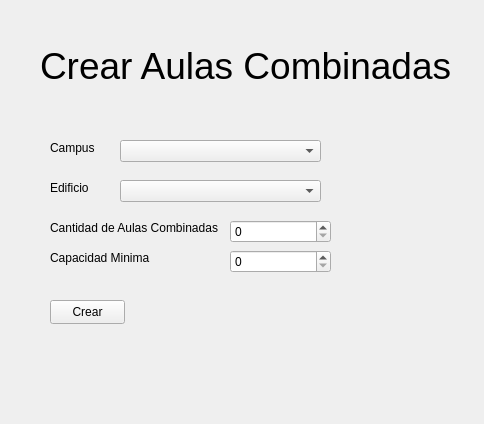
Above: Aplicacion/interfaces/Ui/addVirtuaRooms.ui from nestorgranado/URJC-TFG-Aplicacion-para-la-gestion-de-horarios-y-examenes-en-la-universidad before the change. Below: the same form after it.
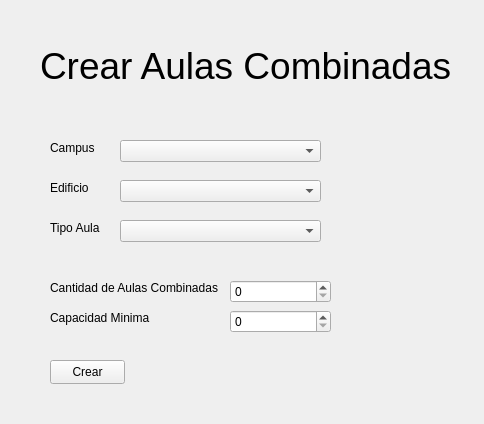
That is the form after the change.

Commit message: Restricciones Clases y tipos de aulas

Patch:
```diff
--- a/Aplicacion/interfaces/Ui/addVirtuaRooms.ui
+++ b/Aplicacion/interfaces/Ui/addVirtuaRooms.ui
@@ -81,7 +81,7 @@
    <property name="geometry">
     <rect>
      <x>50</x>
-     <y>220</y>
+     <y>280</y>
      <width>171</width>
      <height>16</height>
     </rect>
@@ -94,7 +94,7 @@
    <property name="geometry">
     <rect>
      <x>230</x>
-     <y>220</y>
+     <y>280</y>
      <width>101</width>
      <height>23</height>
     </rect>
@@ -104,7 +104,7 @@
    <property name="geometry">
     <rect>
      <x>50</x>
-     <y>250</y>
+     <y>310</y>
      <width>101</width>
      <height>16</height>
     </rect>
@@ -117,7 +117,7 @@
    <property name="geometry">
     <rect>
      <x>230</x>
-     <y>250</y>
+     <y>310</y>
      <width>101</width>
      <height>23</height>
     </rect>
@@ -127,7 +127,7 @@
    <property name="geometry">
     <rect>
      <x>50</x>
-     <y>300</y>
+     <y>360</y>
      <width>75</width>
      <height>24</height>
     </rect>
@@ -136,6 +136,29 @@
     <string>Crear</string>
    </property>
   </widget>
+  <widget class="QLabel" name="tipoAula">
+   <property name="geometry">
+    <rect>
+     <x>50</x>
+     <y>220</y>
+     <width>61</width>
+     <height>16</height>
+    </rect>
+   </property>
+   <property name="text">
+    <string>Tipo Aula</string>
+   </property>
+  </widget>
+  <widget class="QComboBox" name="tipoAulaText">
+   <property name="geometry">
+    <rect>
+     <x>120</x>
+     <y>220</y>
+     <width>201</width>
+     <height>22</height>
+    </rect>
+   </property>
+  </widget>
  </widget>
  <resources/>
  <connections/>
```
The commit also changes 20 other files.
